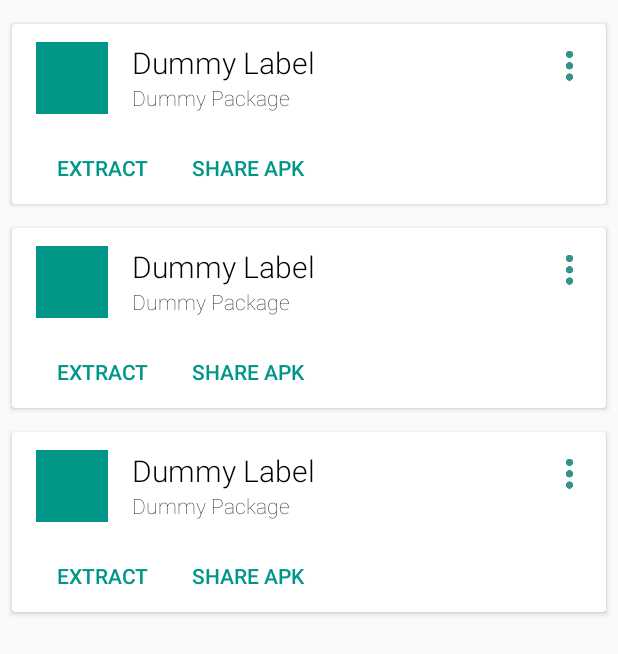
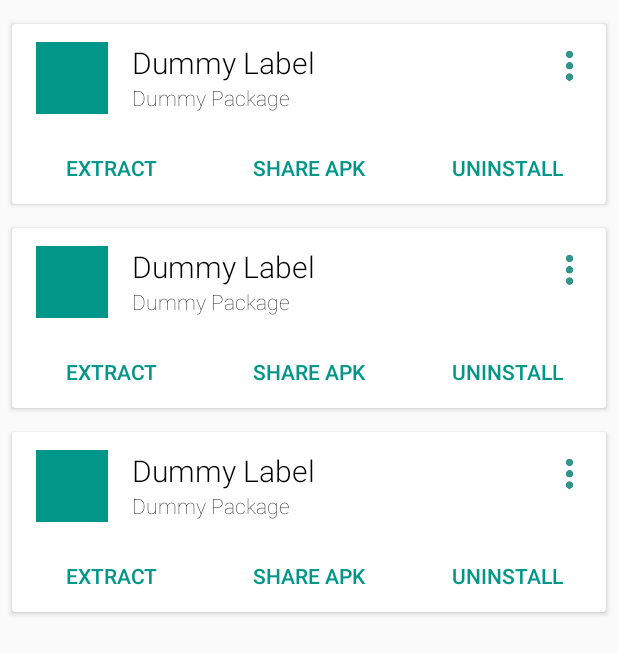
Before and after one commit to singhangadin/ApkWizard, an Android app: the layout fragment_apk_list.xml on its own in the app's theme, with its tools: preview values and no code run, on a phone screen of 412 x 824 dp. Shown: the top 654 px of the screen. Run offline under Robolectric (Android 15) with nearby library versions, the phone set to English and light mode, and no system bars.

```diff
--- a/app/build.gradle
+++ b/app/build.gradle
@@ -33,7 +33,7 @@ dependencies {
     testImplementation 'junit:junit:4.12'
     androidTestImplementation 'com.android.support.test:runner:1.0.1'
     androidTestImplementation 'com.android.support.test.espresso:espresso-core:3.0.1'
-    compile "org.jetbrains.kotlin:kotlin-stdlib-jdk7:$kotlin_version"
+    implementation "org.jetbrains.kotlin:kotlin-stdlib-jdk7:$kotlin_version"
     implementation 'com.android.support:cardview-v7:26.1.0'
 }
 repositories {
--- a/app/src/main/res/layout/apk_item.xml
+++ b/app/src/main/res/layout/apk_item.xml
@@ -33,7 +33,9 @@
                 android:layout_marginStart="16dp"
                 android:layout_toEndOf="@+id/apk_icon_iv"
                 android:layout_toStartOf="@+id/menu_btn"
+                android:ellipsize="end"
                 android:fontFamily="sans-serif-light"
+                android:maxLines="1"
                 android:text="Dummy Label"
                 android:textColor="@android:color/black"
                 android:textSize="20sp" />
@@ -46,6 +48,7 @@
                 android:layout_marginStart="16dp"
                 android:layout_toEndOf="@+id/apk_icon_iv"
                 android:layout_toStartOf="@+id/menu_btn"
+                android:ellipsize="end"
                 android:fontFamily="sans-serif-thin"
                 android:maxLines="1"
                 android:text="Dummy Package"
@@ -65,14 +68,19 @@
                 android:src="@drawable/menu_btn"
                 android:tint="@color/colorPrimaryDark" />
 
+            <LinearLayout
+                android:layout_width="match_parent"
+                android:layout_height="wrap_content"
+                android:layout_alignParentBottom="true"
+                android:orientation="horizontal"
+                android:weightSum="3">
+
                 <Button
                     android:id="@+id/extract_btn"
                     style="?android:attr/borderlessButtonStyle"
-                android:layout_width="wrap_content"
+                    android:layout_width="0dp"
                     android:layout_height="wrap_content"
-                android:layout_alignParentBottom="true"
-                android:layout_marginLeft="16dp"
-                android:layout_marginStart="16dp"
+                    android:layout_weight="1"
                     android:text="Extract"
                     android:textColor="@color/colorPrimary"
                     android:textSize="14sp" />
@@ -80,16 +88,25 @@
                 <Button
                     android:id="@+id/share_btn"
                     style="?android:attr/borderlessButtonStyle"
-                android:layout_width="wrap_content"
+                    android:layout_width="0dp"
                     android:layout_height="wrap_content"
-                android:layout_alignParentBottom="true"
-                android:layout_marginLeft="4dp"
-                android:layout_marginStart="4dp"
-                android:layout_toEndOf="@+id/extract_btn"
+                    android:layout_weight="1"
                     android:text="Share Apk"
                     android:textColor="@color/colorPrimary"
                     android:textSize="14sp" />
 
+                <Button
+                    android:id="@+id/uninstall_btn"
+                    style="?android:attr/borderlessButtonStyle"
+                    android:layout_width="0dp"
+                    android:layout_height="wrap_content"
+                    android:layout_weight="1"
+                    android:text="Uninstall"
+                    android:textColor="@color/colorPrimary"
+                    android:textSize="14sp" />
+
+            </LinearLayout>
+
         </RelativeLayout>
     </android.support.v7.widget.CardView>
 </RelativeLayout>
--- a/build.gradle
+++ b/build.gradle
@@ -1,7 +1,7 @@
 // Top-level build file where you can add configuration options common to all sub-projects/modules.
 
 buildscript {
-    ext.kotlin_version = '1.2.21'
+    ext.kotlin_version = '1.2.31'
     ext.anko_version = '0.10.4'
 
     repositories {
@@ -9,7 +9,7 @@ buildscript {
         jcenter()
     }
     dependencies {
-        classpath 'com.android.tools.build:gradle:3.0.1'
+        classpath 'com.android.tools.build:gradle:3.1.1'
         classpath "org.jetbrains.kotlin:kotlin-gradle-plugin:$kotlin_version"
 
         // NOTE: Do not place your application dependencies here; they belong
```
Also changed, not shown: app/src/main/java/io/github/rajdeep1008/apkwizard/activities/MainActivity.kt (+18 -3 lines), app/src/main/java/io/github/rajdeep1008/apkwizard/adapters/ApkListAdapter.kt (+19 -2 lines), app/src/main/java/io/github/rajdeep1008/apkwizard/extras/AppPreferences.kt (added, +16 -0 lines), app/src/main/java/io/github/rajdeep1008/apkwizard/extras/Utilities.kt (added, +66 -0 lines), gradle/wrapper/gradle-wrapper.properties. Lines whose indentation alone changed are shown as unchanged.
